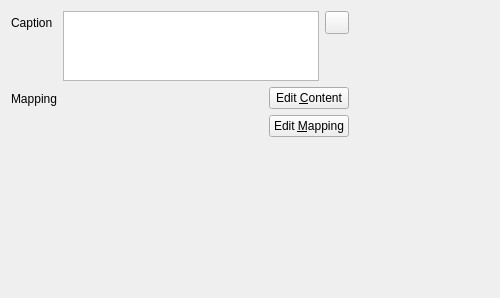
First picture: the form in GGEditor_src/ui/panes/ggmappingeditorpane.ui, repository kingnak/GameGenerator, before the edit.
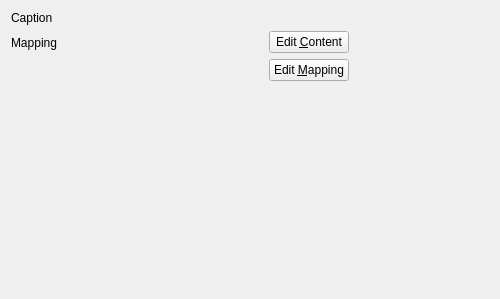
Second picture: the form after the edit. Icons and pictures are not drawn. Custom widgets are drawn as their Qt base class.

Commit message: Own styled text widget

The edit to the form file:
```diff
--- a/GGEditor_src/ui/panes/ggmappingeditorpane.ui
+++ b/GGEditor_src/ui/panes/ggmappingeditorpane.ui
@@ -7,7 +7,7 @@
     <x>0</x>
     <y>0</y>
     <width>500</width>
-    <height>228</height>
+    <height>299</height>
    </rect>
   </property>
   <property name="windowTitle">
@@ -21,33 +21,6 @@
      </property>
     </widget>
    </item>
-   <item row="0" column="1">
-    <layout class="QFormLayout" name="formLayout">
-     <item row="0" column="0">
-      <widget class="QTextEdit" name="txtCaption">
-       <property name="html">
-        <string notr="true">&lt;!DOCTYPE HTML PUBLIC &quot;-//W3C//DTD HTML 4.0//EN&quot; &quot;http://www.w3.org/TR/REC-html40/strict.dtd&quot;&gt;
-&lt;html&gt;&lt;head&gt;&lt;meta name=&quot;qrichtext&quot; content=&quot;1&quot; /&gt;&lt;style type=&quot;text/css&quot;&gt;
-p, li { white-space: pre-wrap; }
-&lt;/style&gt;&lt;/head&gt;&lt;body style=&quot; font-family:'MS Shell Dlg 2'; font-size:8.25pt; font-weight:400; font-style:normal;&quot;&gt;
-&lt;p style=&quot;-qt-paragraph-type:empty; margin-top:0px; margin-bottom:0px; margin-left:0px; margin-right:0px; -qt-block-indent:0; text-indent:0px;&quot;&gt;&lt;br /&gt;&lt;/p&gt;&lt;/body&gt;&lt;/html&gt;</string>
-       </property>
-      </widget>
-     </item>
-     <item row="0" column="1">
-      <widget class="QToolButton" name="btnChangeCaption">
-       <property name="text">
-        <string notr="true"/>
-       </property>
-       <property name="icon">
-        <iconset>
-         <normalon>:/icons/edit</normalon>
-        </iconset>
-       </property>
-      </widget>
-     </item>
-    </layout>
-   </item>
    <item row="1" column="0">
     <widget class="QLabel" name="label_2">
      <property name="text">
@@ -128,9 +101,21 @@
      </item>
     </layout>
    </item>
+   <item row="0" column="1">
+    <widget class="GGStyledTextEditorWidget" name="wgtCaption" native="true"/>
+   </item>
   </layout>
  </widget>
  <customwidgets>
+  <customwidget>
+   <class>GGStyledTextEditorWidget</class>
+   <extends>QWidget</extends>
+   <header>ui/components/ggstyledtexteditorwidget.h</header>
+   <container>1</container>
+   <slots>
+    <signal>textChanged(QString)</signal>
+   </slots>
+  </customwidget>
   <customwidget>
    <class>GGConnectionListEditorWidget</class>
    <extends>QWidget</extends>
```
Left out of the diff: 22 changed lines with no effect on the pictures. The commit also changes 15 other files.
